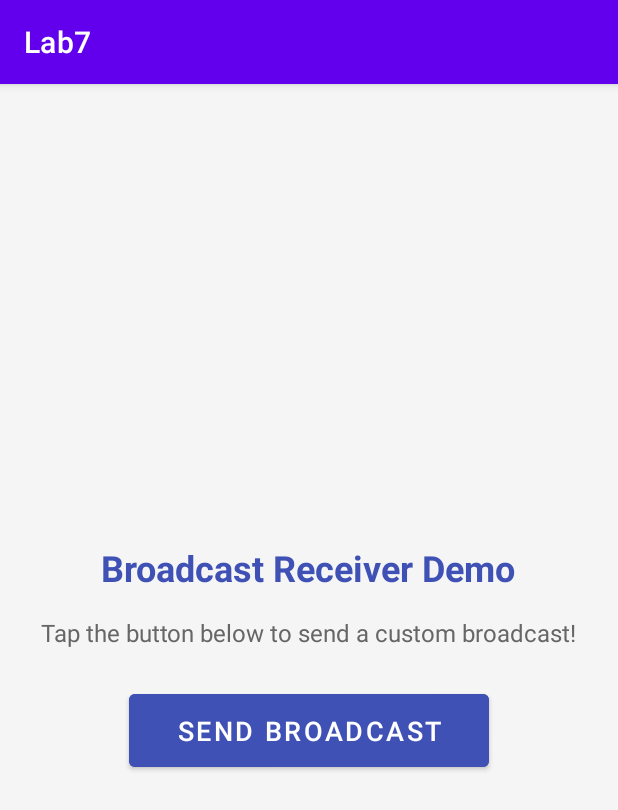
After one commit to sharjeel-siddiqui12/dive-into-mobile-application-development, an Android app built with Jetpack Compose: the L7exercise1 screen opened directly, with no data from a screen before it, on a phone screen of 412 x 824 dp. The commit adds this screen. Shown: the top 810 px of the screen. Run offline under Robolectric (Android 15) with nearby library versions, the phone set to English and light mode, and no system bars.

Commit message:
lab 7 completed

```diff
--- /dev/null
+++ b/app/src/main/java/com/example/lab7/L7exercise1.java
@@ -0,0 +1,47 @@
+    package com.example.lab7;
+
+    import android.os.Bundle;
+    import androidx.appcompat.app.AppCompatActivity;
+    import com.example.mad_lab.R;
+    import android.content.Intent;
+    import android.content.IntentFilter;
+    import android.view.View;
+    import android.widget.Button;
+
+    public class L7exercise1 extends AppCompatActivity {
+
+        private MyReceiver myReceiver;
+
+        @Override
+        protected void onCreate(Bundle savedInstanceState) {
+            super.onCreate(savedInstanceState);
+            setContentView(R.layout.activity_l7exercise1);
+
+            myReceiver = new MyReceiver();
+
+            IntentFilter filter = new IntentFilter();
+            filter.addAction(Intent.ACTION_AIRPLANE_MODE_CHANGED);
+            filter.addAction(Intent.ACTION_BATTERY_LOW);
+            filter.addAction(Intent.ACTION_DATE_CHANGED);
+            registerReceiver(myReceiver, filter);
+
+            Button broadcastButton = findViewById(R.id.broadcast_button);
+            broadcastButton.setOnClickListener(new View.OnClickListener() {
+                @Override
+                public void onClick(View v) {
+                    broadcastIntent();
+                }
+            });
+        }
+
+        private void broadcastIntent() {
+            Intent intent = new Intent("com.example.broadcastreceivers.CUSTOM_ACTION");
+            sendBroadcast(intent);
+        }
+
+        @Override
+        protected void onDestroy() {
+            super.onDestroy();
+            unregisterReceiver(myReceiver);
+        }
+    }
--- /dev/null
+++ b/app/src/main/res/layout/activity_l7exercise1.xml
@@ -0,0 +1,43 @@
+<?xml version="1.0" encoding="utf-8"?>
+<LinearLayout xmlns:android="http://schemas.android.com/apk/res/android"
+    android:layout_width="match_parent"
+    android:layout_height="match_parent"
+    android:orientation="vertical"
+    android:padding="24dp"
+    android:gravity="center"
+    android:background="#F5F5F5">
+
+    <TextView
+        android:id="@+id/title"
+        android:layout_width="wrap_content"
+        android:layout_height="wrap_content"
+        android:text="Broadcast Receiver Demo"
+        android:textSize="24sp"
+        android:textStyle="bold"
+        android:textColor="#3F51B5"
+        android:layout_marginBottom="16dp" />
+
+    <TextView
+        android:id="@+id/instructions"
+        android:layout_width="wrap_content"
+        android:layout_height="wrap_content"
+        android:text="Tap the button below to send a custom broadcast!"
+        android:textSize="16sp"
+        android:textColor="#666666"
+        android:layout_marginBottom="24dp" />
+
+    <Button
+        android:id="@+id/broadcast_button"
+        android:layout_width="wrap_content"
+        android:layout_height="wrap_content"
+        android:text="Send Broadcast"
+        android:textSize="18sp"
+        android:backgroundTint="#3F51B5"
+        android:textColor="#FFFFFF"
+        android:paddingStart="32dp"
+        android:paddingEnd="32dp"
+        android:paddingTop="12dp"
+        android:paddingBottom="12dp"
+        android:elevation="4dp" />
+
+</LinearLayout>
--- a/app/src/main/res/values/strings.xml
+++ b/app/src/main/res/values/strings.xml
@@ -22,7 +22,7 @@
         <item>5</item>
     </string-array>
 
-    <string name="app_name">Lab6</string>
+    <string name="app_name">Lab7</string>
     <string name="message">Welcome to the new activity!</string>
 
     <string-array name="course_options">
```
Also changed, not shown: app/src/main/AndroidManifest.xml (+46 -6 lines), app/src/main/java/com/example/lab7/AlarmReceiver.java (added, +27 -0 lines), app/src/main/java/com/example/lab7/L7exercise2.java (added, +57 -0 lines), app/src/main/java/com/example/lab7/L7exercise3.java (added, +46 -0 lines), app/src/main/java/com/example/lab7/MyReceiver.java (added, +24 -0 lines), app/src/main/java/com/example/lab7/NetworkReceiver.java (added, +55 -0 lines), app/src/main/res/layout/activity_l7exercise2.xml (added, +44 -0 lines), app/src/main/res/layout/activity_l7exercise3.xml (added, +29 -0 lines), app/src/main/res/drawable/mobile_data.png (added), app/src/main/res/drawable/wifilogo.png (added).
